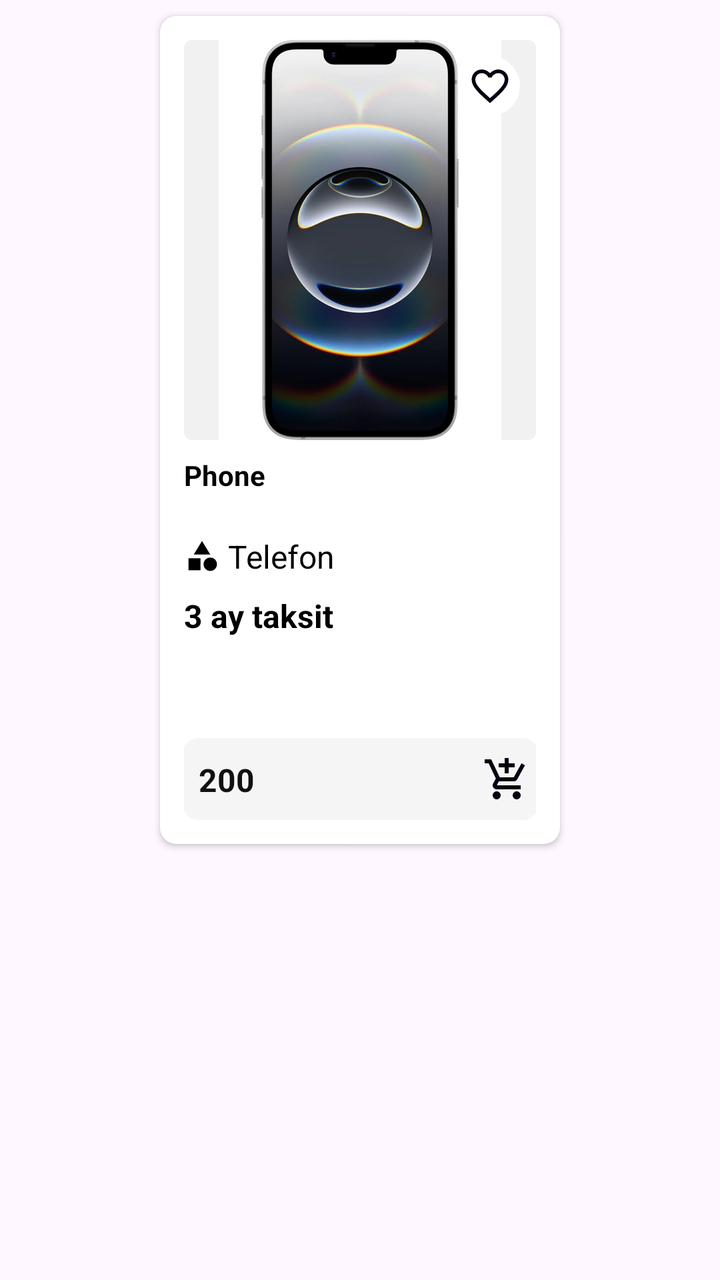
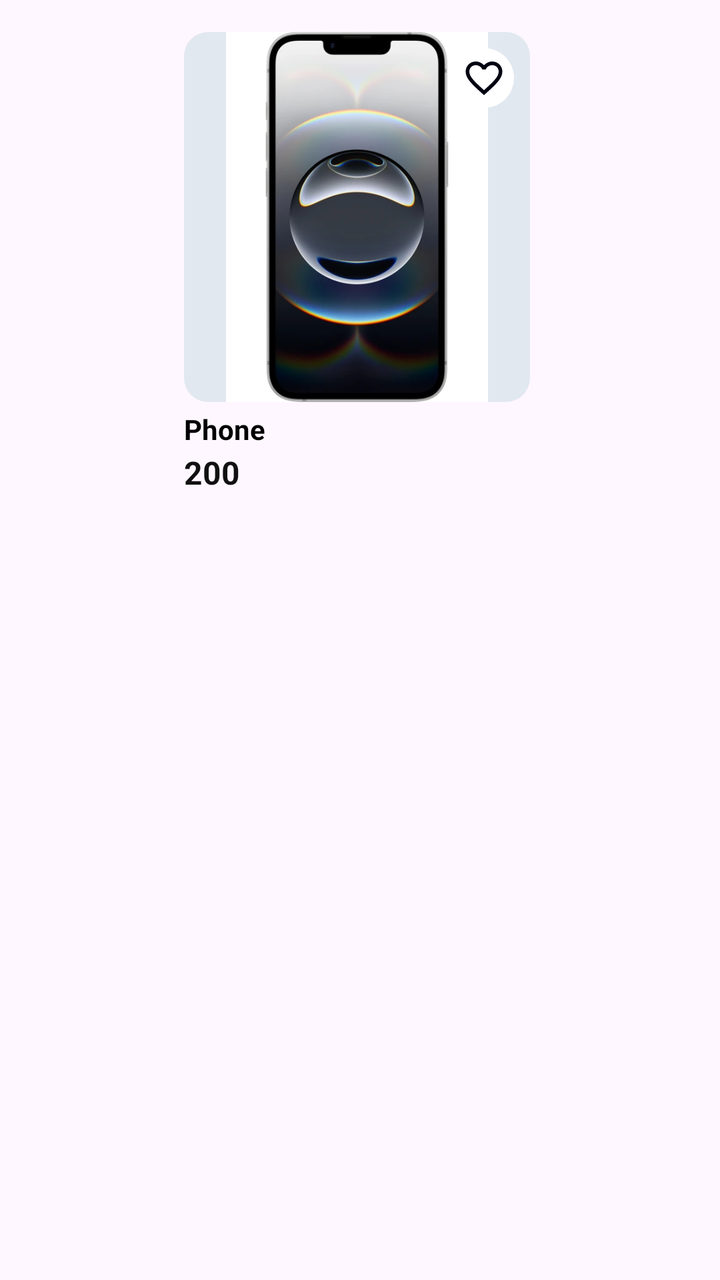

Compare the two renders of this Android layout. The source of the first and the diff that turns it into the second are given below.
<!-- AndroidManifest.xml: application theme Theme.ECommerceProject -->
<!-- res/layout/card_design.xml -->
<?xml version="1.0" encoding="utf-8"?>
<androidx.constraintlayout.widget.ConstraintLayout xmlns:android="http://schemas.android.com/apk/res/android"
    xmlns:app="http://schemas.android.com/apk/res-auto"
    xmlns:tools="http://schemas.android.com/tools"
    android:layout_width="wrap_content"
    android:layout_height="wrap_content"
    >

    <androidx.cardview.widget.CardView
        android:id="@+id/cardViewToDo"
        android:layout_width="200dp"
        android:layout_height="wrap_content"
        android:layout_marginStart="8dp"
        android:layout_marginTop="8dp"
        android:layout_marginEnd="8dp"
        android:layout_marginBottom="8dp"
        app:cardCornerRadius="8dp"
        app:layout_constraintEnd_toEndOf="parent"
        app:cardElevation="2dp"
        app:layout_constraintStart_toStartOf="parent"
        app:layout_constraintTop_toTopOf="parent">
        <androidx.constraintlayout.widget.ConstraintLayout
            android:layout_width="wrap_content"
            android:layout_height="wrap_content"
            android:padding="12dp">
            <com.google.android.material.imageview.ShapeableImageView
                android:id="@+id/productImage"
                android:layout_width="0dp"
                android:layout_height="200dp"
                android:layout_marginTop="0dp"
                android:background="@color/gray50"
                android:scaleType="fitCenter"
                app:layout_constraintEnd_toEndOf="parent"
                app:layout_constraintHorizontal_bias="1.0"
                app:layout_constraintStart_toStartOf="parent"
                app:layout_constraintTop_toTopOf="parent"
                app:shapeAppearanceOverlay="@style/productImage"
                app:srcCompat="@drawable/phone" />

            <ImageView
                android:id="@+id/favorite"
                android:layout_width="30dp"
                android:layout_height="30dp"
                android:layout_margin="8dp"
                android:background="@drawable/like_full_corner_bg"
                android:paddingHorizontal="4dp"
                android:paddingVertical="4dp"
                android:src="@drawable/baseline_favorite_border_24"
                app:layout_constraintEnd_toEndOf="@+id/productImage"
                app:layout_constraintTop_toTopOf="@+id/productImage" />

            <TextView
                android:id="@+id/textProductName"
                android:layout_width="0dp"
                android:layout_height="wrap_content"
                android:layout_marginTop="8dp"
                android:layout_marginBottom="8dp"
                android:text="Phone"
                android:textColor="#000"
                android:textSize="14sp"
                android:textStyle="bold"
                android:maxLines="2"
                android:ellipsize="end"
                android:lines="2"
                app:layout_constraintEnd_toEndOf="parent"
                app:layout_constraintStart_toStartOf="parent"
                app:layout_constraintTop_toBottomOf="@id/productImage" />

            <LinearLayout
                android:id="@+id/linearLayout2"
                android:layout_width="wrap_content"
                android:layout_height="wrap_content"
                android:layout_marginTop="4dp"
                android:gravity="center"
                android:orientation="horizontal"
                app:layout_constraintStart_toStartOf="parent"
                app:layout_constraintTop_toBottomOf="@+id/textProductName">

                <ImageView
                    android:id="@+id/productStart"
                    android:layout_width="18dp"
                    android:layout_height="18dp"
                    android:contentDescription="rating star"
                    android:src="@drawable/category" />

                <TextView
                    android:id="@+id/productCategory"
                    android:layout_width="wrap_content"
                    android:layout_height="wrap_content"
                    android:layout_marginStart="4dp"
                    android:text="Telefon"
                    android:textColor="#000"
                    android:textSize="16sp" />


            </LinearLayout>

            <TextView
                android:id="@+id/productBrand"
                android:layout_width="wrap_content"
                android:layout_height="wrap_content"
                android:layout_marginTop="8dp"
                android:text="3 ay taksit"
                android:textColor="@color/black"
                android:textSize="16dp"
                android:textStyle="bold"
                app:layout_constraintStart_toStartOf="@+id/linearLayout2"
                app:layout_constraintTop_toBottomOf="@+id/linearLayout2" />


            <LinearLayout
                android:id="@+id/linearLayoutPrice"
                android:layout_width="178dp"
                android:layout_height="41dp"
                android:layout_marginTop="80dp"
                android:background="@drawable/price_content_field"
                android:gravity="center_vertical"
                android:orientation="horizontal"
                android:paddingHorizontal="4dp"
                android:paddingVertical="10dp"
                app:layout_constraintBottom_toBottomOf="parent"
                app:layout_constraintEnd_toEndOf="parent"
                app:layout_constraintStart_toStartOf="parent"
                app:layout_constraintTop_toBottomOf="@+id/linearLayout2">
                <TextView
                    android:id="@+id/productPrice"
                    android:layout_width="103dp"
                    android:layout_height="wrap_content"
                    android:layout_weight="1"
                    android:paddingStart="4dp"
                    android:text="200"
                    android:textColor="#111"
                    android:textSize="16sp"
                    android:textStyle="bold" />

                <ImageView
                    android:id="@+id/productShop"
                    android:layout_width="24dp"
                    android:layout_height="24dp"
                    android:layout_marginStart="8dp"
                    android:contentDescription="add to cart"
                    android:src="@drawable/add_shopping_cart" />
            </LinearLayout>


        </androidx.constraintlayout.widget.ConstraintLayout>
    </androidx.cardview.widget.CardView>
</androidx.constraintlayout.widget.ConstraintLayout>
<!-- resources referenced by this layout -->
<resources>
  <color name="black">#FF000000</color>
  <color name="gray50">#f1f1f1</color>
  <!-- drawable add_shopping_cart (drawable) -->
  <vector xmlns:android="http://schemas.android.com/apk/res/android" android:height="20dp" android:tint="#000111" android:viewportHeight="24" android:viewportWidth="24" android:width="20dp">
        
      <path android:fillColor="@android:color/white" android:pathData="M11,9h2L13,6h3L16,4h-3L13,1h-2v3L8,4v2h3v3zM7,18c-1.1,0 -1.99,0.9 -1.99,2S5.9,22 7,22s2,-0.9 2,-2 -0.9,-2 -2,-2zM17,18c-1.1,0 -1.99,0.9 -1.99,2s0.89,2 1.99,2 2,-0.9 2,-2 -0.9,-2 -2,-2zM7.17,14.75l0.03,-0.12 0.9,-1.63h7.45c0.75,0 1.41,-0.41 1.75,-1.03l3.86,-7.01L19.42,4h-0.01l-1.1,2 -2.76,5L8.53,11l-0.13,-0.27L6.16,6l-0.95,-2 -0.94,-2L1,2v2h2l3.6,7.59 -1.35,2.45c-0.16,0.28 -0.25,0.61 -0.25,0.96 0,1.1 0.9,2 2,2h12v-2L7.42,15c-0.13,0 -0.25,-0.11 -0.25,-0.25z"/>
      
  </vector>
  <!-- drawable baseline_favorite_border_24 (drawable) -->
  <vector xmlns:android="http://schemas.android.com/apk/res/android" android:height="60dp" android:tint="#000111" android:viewportHeight="24" android:viewportWidth="24" android:width="60dp">
        
      <path android:fillColor="@android:color/white" android:pathData="M16.5,3c-1.74,0 -3.41,0.81 -4.5,2.09C10.91,3.81 9.24,3 7.5,3 4.42,3 2,5.42 2,8.5c0,3.78 3.4,6.86 8.55,11.54L12,21.35l1.45,-1.32C18.6,15.36 22,12.28 22,8.5 22,5.42 19.58,3 16.5,3zM12.1,18.55l-0.1,0.1 -0.1,-0.1C7.14,14.24 4,11.39 4,8.5 4,6.5 5.5,5 7.5,5c1.54,0 3.04,0.99 3.57,2.36h1.87C13.46,5.99 14.96,5 16.5,5c2,0 3.5,1.5 3.5,3.5 0,2.89 -3.14,5.74 -7.9,10.05z"/>
      
  </vector>
  <!-- drawable category (drawable) -->
  <vector xmlns:android="http://schemas.android.com/apk/res/android" android:height="24dp" android:tint="#000000" android:viewportHeight="24" android:viewportWidth="24" android:width="24dp">
        
      <path android:fillColor="@android:color/white" android:pathData="M12,2l-5.5,9h11z"/>
        
      <path android:fillColor="@android:color/white" android:pathData="M17.5,17.5m-4.5,0a4.5,4.5 0,1 1,9 0a4.5,4.5 0,1 1,-9 0"/>
        
      <path android:fillColor="@android:color/white" android:pathData="M3,13.5h8v8H3z"/>
      
  </vector>
  <!-- drawable like_full_corner_bg (drawable) -->
  <?xml version="1.0" encoding="utf-8"?>
  <selector xmlns:android="http://schemas.android.com/apk/res/android">
      <item>
          <shape android:shape="rectangle">
              <corners android:radius="50dp"/>
              <solid android:color="@color/white"/>
  
          </shape>
      </item>
  </selector>
  <!-- drawable phone: webp bitmap (drawable, 14432 bytes) -->
  <!-- drawable price_content_field (drawable) -->
  <?xml version="1.0" encoding="utf-8"?>
  <selector xmlns:android="http://schemas.android.com/apk/res/android">
      <item>
          <shape xmlns:android="http://schemas.android.com/apk/res/android"
              android:shape="rectangle">
              <solid android:color="#f5f5f5"/> 
              <corners android:radius="8dp"/> 
          </shape>
  
      </item>
  
  </selector>
  <style name="productImage">
          <item name="cornerFamily">rounded</item>
          <item name="cornerSize">4dp</item>
      </style>
  <style name="Theme.ECommerceProject" parent="Base.Theme.ECommerceProject" />
  <color name="white">#FFFFFFFF</color>
  <style name="Base.Theme.ECommerceProject" parent="Theme.Material3.DayNight.NoActionBar">
          
          
      </style>
</resources>

<!-- the commit's change to res/layout/card_design.xml (unified diff, before → after) -->
@@ -2,36 +2,42 @@
 <androidx.constraintlayout.widget.ConstraintLayout xmlns:android="http://schemas.android.com/apk/res/android"
     xmlns:app="http://schemas.android.com/apk/res-auto"
     xmlns:tools="http://schemas.android.com/tools"
-    android:layout_width="wrap_content"
+    android:layout_width="match_parent"
     android:layout_height="wrap_content"
+
     >
 
-    <androidx.cardview.widget.CardView
+    <androidx.constraintlayout.widget.ConstraintLayout
         android:id="@+id/cardViewToDo"
         android:layout_width="200dp"
         android:layout_height="wrap_content"
         android:layout_marginStart="8dp"
-        android:layout_marginTop="8dp"
+
         android:layout_marginEnd="8dp"
-        android:layout_marginBottom="8dp"
-        app:cardCornerRadius="8dp"
+
+    android:padding="12dp"
         app:layout_constraintEnd_toEndOf="parent"
-        app:cardElevation="2dp"
+
         app:layout_constraintStart_toStartOf="parent"
         app:layout_constraintTop_toTopOf="parent">
+
         <androidx.constraintlayout.widget.ConstraintLayout
-            android:layout_width="wrap_content"
+            android:layout_width="match_parent"
             android:layout_height="wrap_content"
-            android:padding="12dp">
+            app:layout_constraintBottom_toBottomOf="parent"
+            app:layout_constraintEnd_toEndOf="parent"
+            app:layout_constraintStart_toStartOf="parent"
+            app:layout_constraintTop_toTopOf="parent">
+
             <com.google.android.material.imageview.ShapeableImageView
                 android:id="@+id/productImage"
-                android:layout_width="0dp"
-                android:layout_height="200dp"
-                android:layout_marginTop="0dp"
-                android:background="@color/gray50"
+                android:layout_width="173dp"
+                android:layout_height="185dp"
+                android:layout_marginTop="4dp"
+                android:background="@color/slate100"
                 android:scaleType="fitCenter"
                 app:layout_constraintEnd_toEndOf="parent"
-                app:layout_constraintHorizontal_bias="1.0"
+                app:layout_constraintHorizontal_bias="0.0"
                 app:layout_constraintStart_toStartOf="parent"
                 app:layout_constraintTop_toTopOf="parent"
                 app:shapeAppearanceOverlay="@style/productImage"
@@ -49,100 +55,38 @@
                 app:layout_constraintEnd_toEndOf="@+id/productImage"
                 app:layout_constraintTop_toTopOf="@+id/productImage" />
 
+
             <TextView
                 android:id="@+id/textProductName"
-                android:layout_width="0dp"
-                android:layout_height="wrap_content"
-                android:layout_marginTop="8dp"
-                android:layout_marginBottom="8dp"
+                android:layout_width="201dp"
+                android:layout_height="58dp"
+                android:layout_marginTop="4dp"
+                android:ellipsize="end"
+                android:lines="2"
+                android:maxLines="2"
                 android:text="Phone"
                 android:textColor="#000"
                 android:textSize="14sp"
                 android:textStyle="bold"
-                android:maxLines="2"
-                android:ellipsize="end"
-                android:lines="2"
                 app:layout_constraintEnd_toEndOf="parent"
+                app:layout_constraintHorizontal_bias="0.0"
                 app:layout_constraintStart_toStartOf="parent"
                 app:layout_constraintTop_toBottomOf="@id/productImage" />
 
-            <LinearLayout
-                android:id="@+id/linearLayout2"
+            <TextView
+                android:id="@+id/productPrice"
                 android:layout_width="wrap_content"
                 android:layout_height="wrap_content"
-                android:layout_marginTop="4dp"
-                android:gravity="center"
-                android:orientation="horizontal"
-                app:layout_constraintStart_toStartOf="parent"
-                app:layout_constraintTop_toBottomOf="@+id/textProductName">
-
-                <ImageView
-                    android:id="@+id/productStart"
-                    android:layout_width="18dp"
-                    android:layout_height="18dp"
-                    android:contentDescription="rating star"
-                    android:src="@drawable/category" />
-
-                <TextView
-                    android:id="@+id/productCategory"
-                    android:layout_width="wrap_content"
-                    android:layout_height="wrap_content"
-                    android:layout_marginStart="4dp"
-                    android:text="Telefon"
-                    android:textColor="#000"
-                    android:textSize="16sp" />
-
-
-            </LinearLayout>
-
-            <TextView
-                android:id="@+id/productBrand"
-                android:layout_width="wrap_content"
-                android:layout_height="wrap_content"
-                android:layout_marginTop="8dp"
-                android:text="3 ay taksit"
-                android:textColor="@color/black"
-                android:textSize="16dp"
+                android:layout_marginBottom="16dp"
+                android:layout_weight="1"
+                android:text="200"
+                android:textColor="#111"
+                android:textSize="16sp"
                 android:textStyle="bold"
-                app:layout_constraintStart_toStartOf="@+id/linearLayout2"
-                app:layout_constraintTop_toBottomOf="@+id/linearLayout2" />
-
-
-            <LinearLayout
-                android:id="@+id/linearLayoutPrice"
-                android:layout_width="178dp"
-                android:layout_height="41dp"
-                android:layout_marginTop="80dp"
-                android:background="@drawable/price_content_field"
-                android:gravity="center_vertical"
-                android:orientation="horizontal"
-                android:paddingHorizontal="4dp"
-                android:paddingVertical="10dp"
                 app:layout_constraintBottom_toBottomOf="parent"
-                app:layout_constraintEnd_toEndOf="parent"
-                app:layout_constraintStart_toStartOf="parent"
-                app:layout_constraintTop_toBottomOf="@+id/linearLayout2">
-                <TextView
-                    android:id="@+id/productPrice"
-                    android:layout_width="103dp"
-                    android:layout_height="wrap_content"
-                    android:layout_weight="1"
-                    android:paddingStart="4dp"
-                    android:text="200"
-                    android:textColor="#111"
-                    android:textSize="16sp"
-                    android:textStyle="bold" />
-
-                <ImageView
-                    android:id="@+id/productShop"
-                    android:layout_width="24dp"
-                    android:layout_height="24dp"
-                    android:layout_marginStart="8dp"
-                    android:contentDescription="add to cart"
-                    android:src="@drawable/add_shopping_cart" />
-            </LinearLayout>
+                app:layout_constraintStart_toStartOf="parent" />
 
 
         </androidx.constraintlayout.widget.ConstraintLayout>
-    </androidx.cardview.widget.CardView>
+    </androidx.constraintlayout.widget.ConstraintLayout>
 </androidx.constraintlayout.widget.ConstraintLayout>
<!-- resource entries referenced after the edit -->
@@ -1,27 +1,10 @@
 <!-- resources referenced by this layout -->
 <resources>
-  <color name="black">#FF000000</color>
-  <color name="gray50">#f1f1f1</color>
-  <!-- drawable add_shopping_cart (drawable) -->
-  <vector xmlns:android="http://schemas.android.com/apk/res/android" android:height="20dp" android:tint="#000111" android:viewportHeight="24" android:viewportWidth="24" android:width="20dp">
-        
-      <path android:fillColor="@android:color/white" android:pathData="M11,9h2L13,6h3L16,4h-3L13,1h-2v3L8,4v2h3v3zM7,18c-1.1,0 -1.99,0.9 -1.99,2S5.9,22 7,22s2,-0.9 2,-2 -0.9,-2 -2,-2zM17,18c-1.1,0 -1.99,0.9 -1.99,2s0.89,2 1.99,2 2,-0.9 2,-2 -0.9,-2 -2,-2zM7.17,14.75l0.03,-0.12 0.9,-1.63h7.45c0.75,0 1.41,-0.41 1.75,-1.03l3.86,-7.01L19.42,4h-0.01l-1.1,2 -2.76,5L8.53,11l-0.13,-0.27L6.16,6l-0.95,-2 -0.94,-2L1,2v2h2l3.6,7.59 -1.35,2.45c-0.16,0.28 -0.25,0.61 -0.25,0.96 0,1.1 0.9,2 2,2h12v-2L7.42,15c-0.13,0 -0.25,-0.11 -0.25,-0.25z"/>
-      
-  </vector>
+  <color name="slate100">#e2e8f0</color>
   <!-- drawable baseline_favorite_border_24 (drawable) -->
   <vector xmlns:android="http://schemas.android.com/apk/res/android" android:height="60dp" android:tint="#000111" android:viewportHeight="24" android:viewportWidth="24" android:width="60dp">
         
       <path android:fillColor="@android:color/white" android:pathData="M16.5,3c-1.74,0 -3.41,0.81 -4.5,2.09C10.91,3.81 9.24,3 7.5,3 4.42,3 2,5.42 2,8.5c0,3.78 3.4,6.86 8.55,11.54L12,21.35l1.45,-1.32C18.6,15.36 22,12.28 22,8.5 22,5.42 19.58,3 16.5,3zM12.1,18.55l-0.1,0.1 -0.1,-0.1C7.14,14.24 4,11.39 4,8.5 4,6.5 5.5,5 7.5,5c1.54,0 3.04,0.99 3.57,2.36h1.87C13.46,5.99 14.96,5 16.5,5c2,0 3.5,1.5 3.5,3.5 0,2.89 -3.14,5.74 -7.9,10.05z"/>
-      
-  </vector>
-  <!-- drawable category (drawable) -->
-  <vector xmlns:android="http://schemas.android.com/apk/res/android" android:height="24dp" android:tint="#000000" android:viewportHeight="24" android:viewportWidth="24" android:width="24dp">
-        
-      <path android:fillColor="@android:color/white" android:pathData="M12,2l-5.5,9h11z"/>
-        
-      <path android:fillColor="@android:color/white" android:pathData="M17.5,17.5m-4.5,0a4.5,4.5 0,1 1,9 0a4.5,4.5 0,1 1,-9 0"/>
-        
-      <path android:fillColor="@android:color/white" android:pathData="M3,13.5h8v8H3z"/>
       
   </vector>
   <!-- drawable like_full_corner_bg (drawable) -->
@@ -36,22 +19,9 @@
       </item>
   </selector>
   <!-- drawable phone: webp bitmap (drawable, 14432 bytes) -->
-  <!-- drawable price_content_field (drawable) -->
-  <?xml version="1.0" encoding="utf-8"?>
-  <selector xmlns:android="http://schemas.android.com/apk/res/android">
-      <item>
-          <shape xmlns:android="http://schemas.android.com/apk/res/android"
-              android:shape="rectangle">
-              <solid android:color="#f5f5f5"/> 
-              <corners android:radius="8dp"/> 
-          </shape>
-  
-      </item>
-  
-  </selector>
   <style name="productImage">
           <item name="cornerFamily">rounded</item>
-          <item name="cornerSize">4dp</item>
+          <item name="cornerSize">12dp</item>
       </style>
   <style name="Theme.ECommerceProject" parent="Base.Theme.ECommerceProject" />
   <color name="white">#FFFFFFFF</color>
